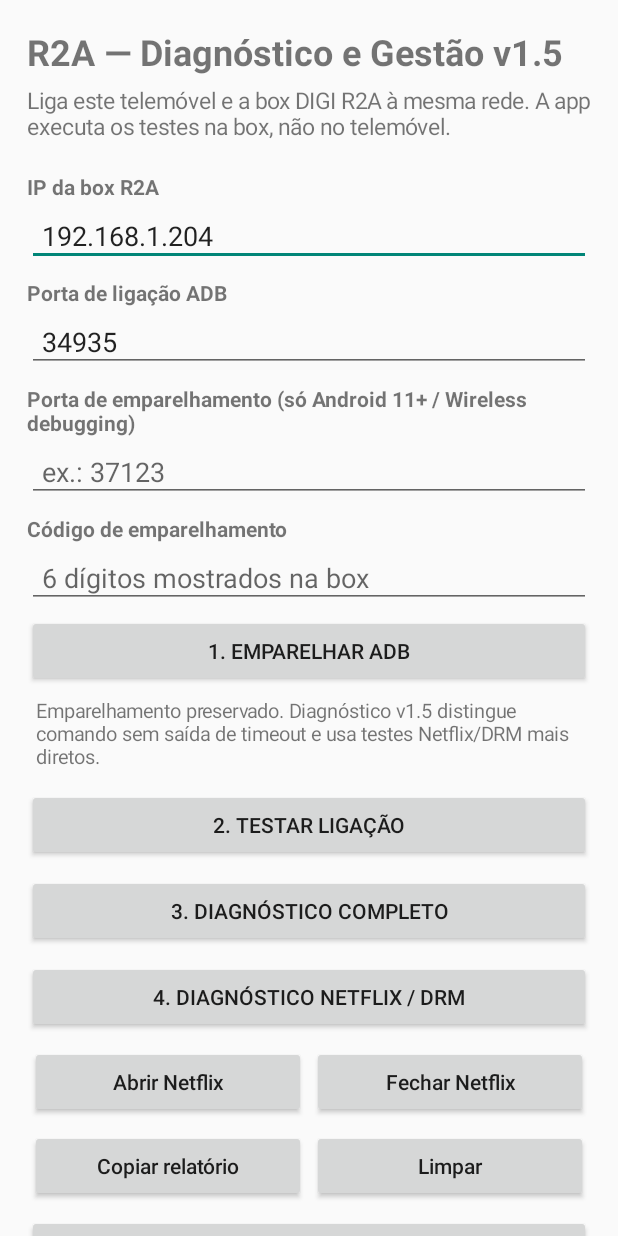
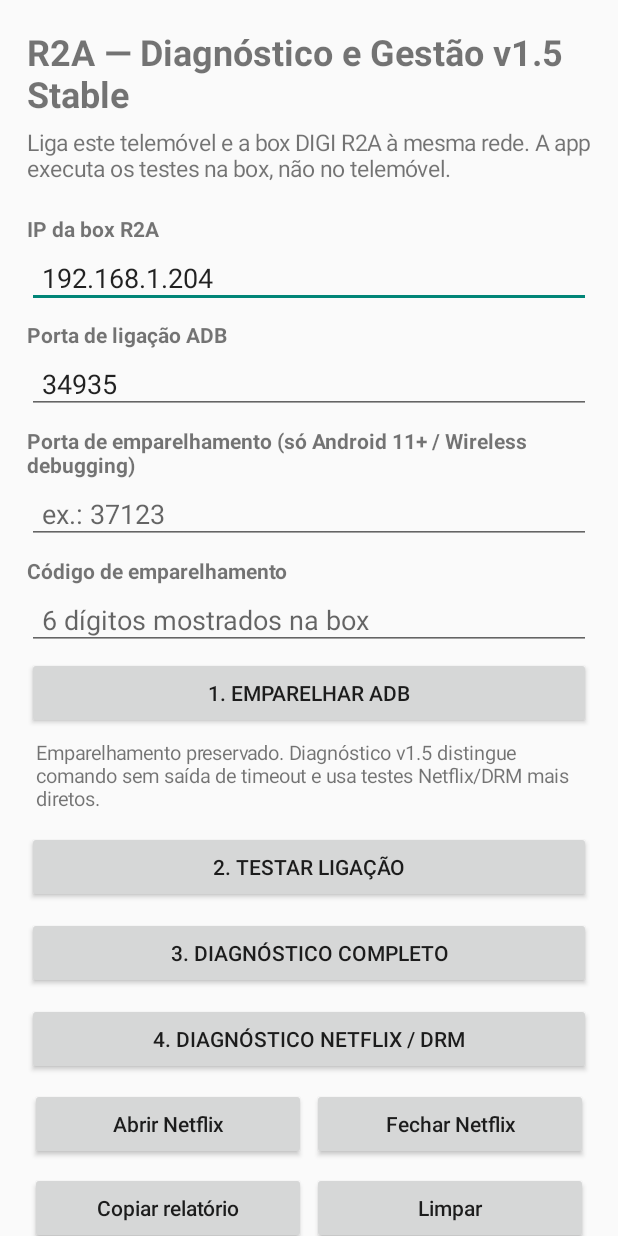
Before and after one commit to karlovitch/horarios-familia-2026-2027, an Android app: the screen it shows after launch (MainActivity), on a phone screen of 412 x 824 dp. Run offline under Robolectric (Android 15) with nearby library versions, the light colour scheme and no system bars; libraries missing offline, so code that uses them is left out: io.github.muntashirakon.adb.

Commit message:
R2A Stable: atualizar titulo da app

```diff
--- a/android-r2a-manager/app/src/main/java/pt/horariosfamilia/r2a/MainActivity.kt
+++ b/android-r2a-manager/app/src/main/java/pt/horariosfamilia/r2a/MainActivity.kt
@@ -57,7 +57,7 @@ class MainActivity : Activity() {
         scroll.addView(root)
 
         root.addView(TextView(this).apply {
-            text = "R2A — Diagnóstico e Gestão v1.5"
+            text = "R2A — Diagnóstico e Gestão v1.5 Stable"
             textSize = 24f
             setTypeface(typeface, Typeface.BOLD)
         })
```
